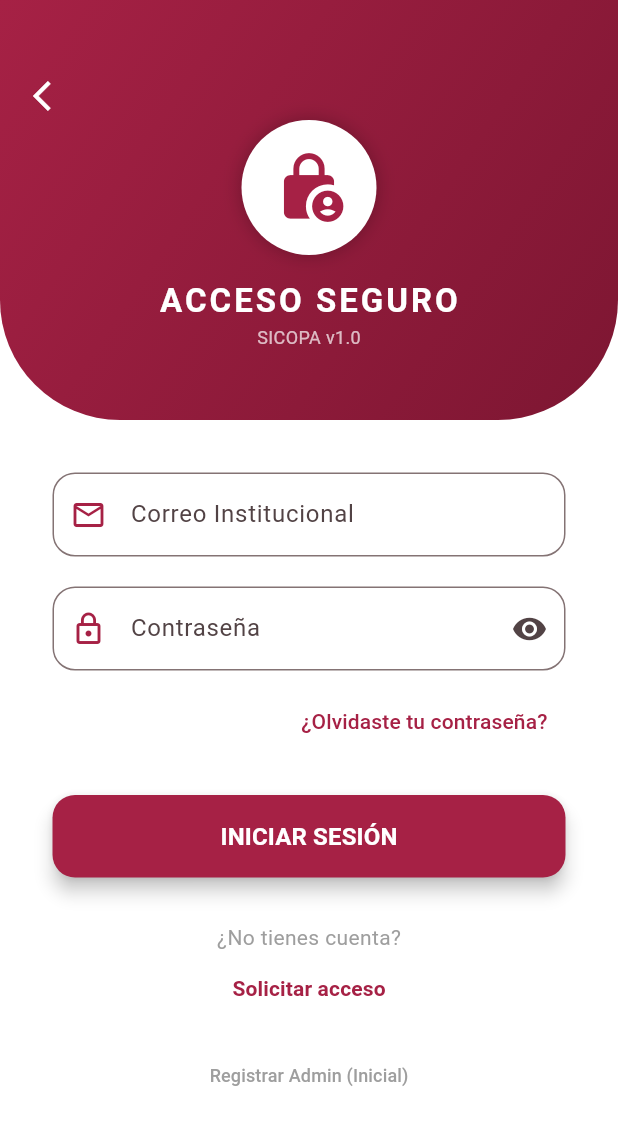
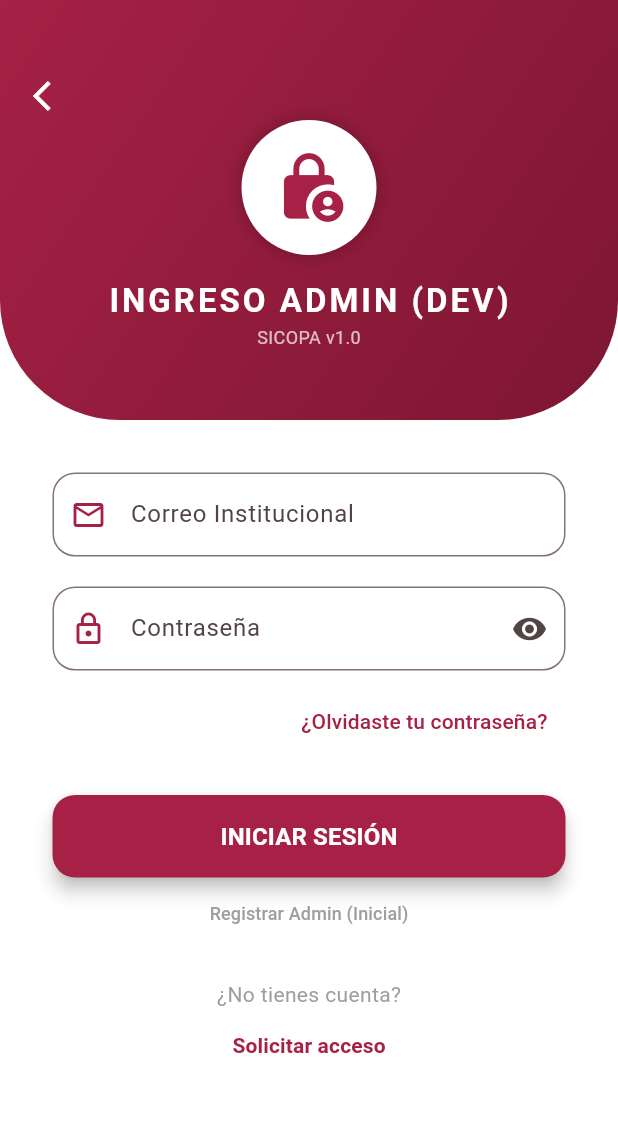
Before and after one commit to Belekh1349/SICOPA-App-Inventarios, a Flutter app: the LoginScreen screen opened directly, on a phone screen of 412 x 824 dp. Shown: the top 1125 px of the screen. Run offline on Flutter 3.47's test engine with Material 3 defaults, Android fonts, the phone set to English and light mode, and no system bars; our stand-ins replace cloud_firestore, csv, file_picker, firebase_auth, firebase_core; missing offline and left inert: mobile_scanner; accounts and stored records are empty.

Commit message:
fix: Force visibility of Admin Registration button
- Changed login screen title to 'INGRESO ADMIN (DEV)' to confirm deployed version update.
- Moved 'Registrar Admin (Inicial)' button directly below the Login button for better visibility.

```diff
--- a/lib/auth/login_screen.dart
+++ b/lib/auth/login_screen.dart
@@ -120,7 +120,7 @@
                           ),
                         ),
                         SizedBox(height: 15),
-                        Text("ACCESO SEGURO",
+                        Text("INGRESO ADMIN (DEV)",
                           style: TextStyle(color: Colors.white, fontSize: 22, fontWeight: FontWeight.bold, letterSpacing: 2)
                         ),
                         Text("SICOPA v1.0", style: TextStyle(color: Colors.white70, fontSize: 12)),
@@ -222,7 +222,13 @@
                       ),
                     ),
 
-                    SizedBox(height: 30),
+                    // Botón temporal visible
+                    TextButton(
+                      onPressed: _showRegisterDialog,
+                      child: Text("Registrar Admin (Inicial)", style: TextStyle(color: Colors.grey, fontSize: 12)),
+                    ),
+
+                    SizedBox(height: 20),
                     Text("¿No tienes cuenta?", style: TextStyle(color: Colors.grey)),
                     TextButton(
                       onPressed: () {
@@ -231,11 +237,6 @@
                         );
                       },
                       child: Text("Solicitar acceso", style: TextStyle(color: Color(0xFFA62145), fontWeight: FontWeight.bold)),
-                    ),
-                    SizedBox(height: 10),
-                    TextButton(
-                      onPressed: _showRegisterDialog,
-                      child: Text("Registrar Admin (Inicial)", style: TextStyle(color: Colors.grey, fontSize: 12)),
                     ),
                   ],
                 ),
```
